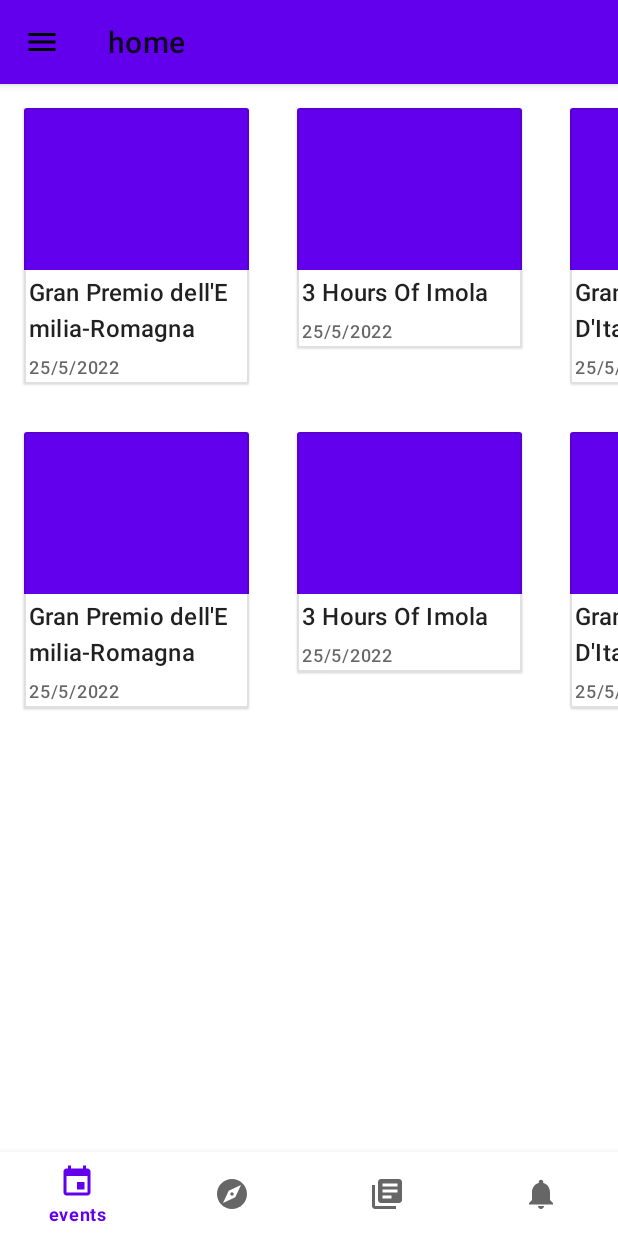
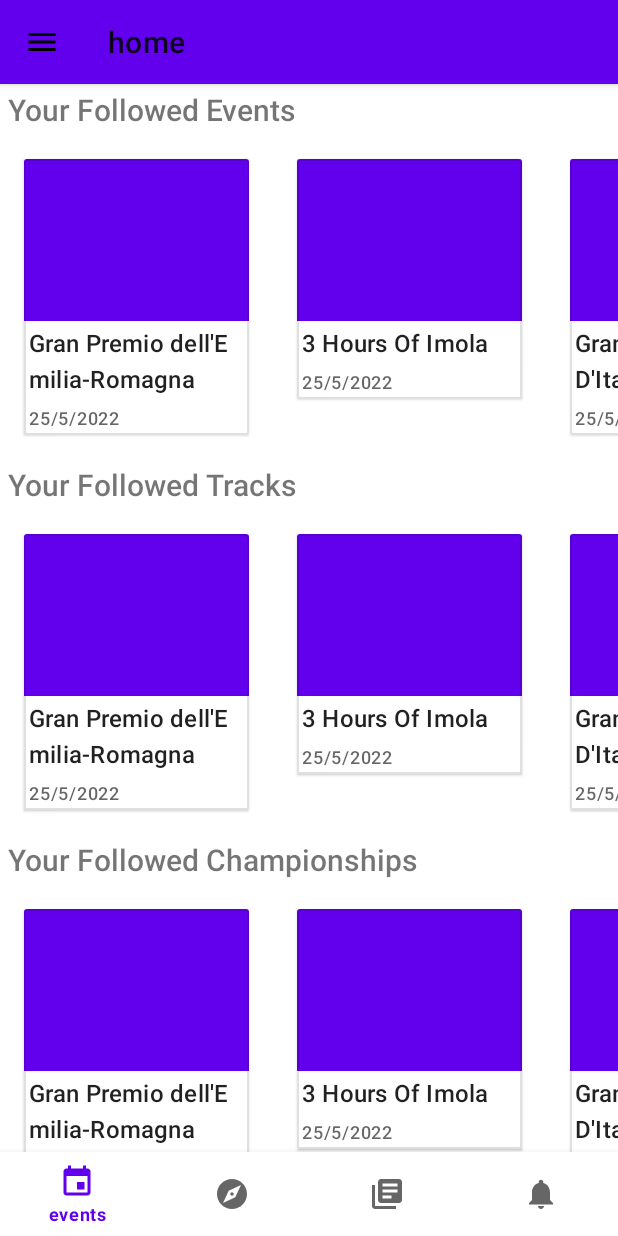
Before and after one commit to davbaldelli/MotorsportSpotter, an Android app: the screen it shows after launch (Home), on a phone screen of 412 x 824 dp. Run offline under Robolectric (Android 15) with nearby library versions, the phone set to English and light mode, and no system bars; our stand-ins replace Room's generated code.

Commit message:
added scroll view and some titles

```diff
--- a/app/src/main/java/com/example/motorsportspotter/fragments/EventFragment.kt
+++ b/app/src/main/java/com/example/motorsportspotter/fragments/EventFragment.kt
@@ -26,6 +26,7 @@ class EventFragment : Fragment() {
     lateinit var adapter : CardAdapter
     private lateinit var followedEventsRecyclerView: RecyclerView
     private lateinit var followedTracksRecyclerView: RecyclerView
+    private lateinit var followedChampRecyclerView: RecyclerView
     private val eventViewModel: EventsViewModel by viewModels {
         EventsViewModelFactory((this.activity?.application as EventsApplication).eventRepository)
     }
@@ -61,6 +62,7 @@ class EventFragment : Fragment() {
     private fun setRecyclerView(activity : Activity){
         followedEventsRecyclerView = activity.findViewById(R.id.home_events_recycler_view)
         followedTracksRecyclerView = activity.findViewById(R.id.home_tracks_recycler_view)
+        followedChampRecyclerView = activity.findViewById(R.id.home_championships_recycler_view)
         val events = ArrayList<Event>()
         Collections.addAll(events, Event("24 Hours Of LeMans","24 Febbraio","Circuit De La Sharthe","","WEC 2022"),
             Event("24 Hours Of LeMans","24 Febbraio","Circuit De La Sharthe","","WEC 2022"),
@@ -68,5 +70,6 @@ class EventFragment : Fragment() {
         adapter = CardAdapter(events, activity)
         followedEventsRecyclerView.adapter = adapter
         followedTracksRecyclerView.adapter = adapter
+        followedChampRecyclerView.adapter = adapter
     }
 }
--- a/app/src/main/res/layout/event_fragment.xml
+++ b/app/src/main/res/layout/event_fragment.xml
@@ -3,17 +3,34 @@
     xmlns:app="http://schemas.android.com/apk/res-auto"
     xmlns:tools="http://schemas.android.com/tools"
     android:layout_width="match_parent"
-    android:layout_height="wrap_content"
+    android:layout_height="match_parent"
     android:orientation="vertical"
     tools:context=".fragments.EventFragment">
 
+    <ScrollView
+        android:layout_width="match_parent"
+        android:layout_height="match_parent">
+        <LinearLayout
+            android:layout_width="match_parent"
+            android:layout_height="wrap_content"
+            android:orientation="vertical">
+            <TextView
+                android:layout_width="match_parent"
+                android:layout_height="wrap_content"
+                android:layout_marginVertical="3dp"
+                android:layout_marginStart="5dp"
+                android:fontFamily="sans-serif-medium"
+                android:text="@string/your_followed_events"
+                android:textSize="20sp" />
             <HorizontalScrollView
                 android:layout_width="wrap_content"
-        android:layout_height="wrap_content">
+                android:layout_height="wrap_content"
+                android:scrollbars="none">
 
                 <RelativeLayout
                     android:layout_width="wrap_content"
-            android:layout_height="wrap_content">
+                    android:layout_height="wrap_content"
+                    android:orientation="vertical">
 
                     <androidx.recyclerview.widget.RecyclerView
                         android:id="@+id/home_events_recycler_view"
@@ -27,12 +44,23 @@
 
             </HorizontalScrollView>
 
+            <TextView
+                android:layout_width="match_parent"
+                android:layout_height="wrap_content"
+                android:text="@string/your_followed_tracks"
+                android:layout_marginVertical="3dp"
+                android:layout_marginStart="5dp"
+                android:fontFamily="sans-serif-medium"
+                android:textSize="20sp"/>
             <HorizontalScrollView
                 android:layout_width="wrap_content"
-        android:layout_height="wrap_content">
+                android:layout_height="wrap_content"
+                android:scrollbars="none">
                 <RelativeLayout
                     android:layout_width="wrap_content"
-            android:layout_height="wrap_content">
+                    android:layout_height="wrap_content"
+                    android:orientation="vertical">
+
                     <androidx.recyclerview.widget.RecyclerView
                         android:id="@+id/home_tracks_recycler_view"
                         android:layout_width="wrap_content"
@@ -43,4 +71,34 @@
                 </RelativeLayout>
             </HorizontalScrollView>
 
+            <TextView
+                android:layout_width="match_parent"
+                android:layout_height="wrap_content"
+                android:text="@string/your_followed_championships"
+                android:layout_marginVertical="3dp"
+                android:layout_marginStart="5dp"
+                android:fontFamily="sans-serif-medium"
+                android:textSize="20sp"/>
+            <HorizontalScrollView
+                android:layout_width="wrap_content"
+                android:layout_height="wrap_content"
+                android:scrollbars="none">
+                <RelativeLayout
+                    android:layout_width="wrap_content"
+                    android:layout_height="wrap_content"
+                    android:orientation="vertical">
+                    <androidx.recyclerview.widget.RecyclerView
+                        android:id="@+id/home_championships_recycler_view"
+                        android:layout_width="wrap_content"
+                        android:layout_height="wrap_content"
+                        android:orientation="horizontal"
+                        app:layoutManager="androidx.recyclerview.widget.LinearLayoutManager"
+                        tools:listitem="@layout/event_card_layout" />
+                </RelativeLayout>
+            </HorizontalScrollView>
         </LinearLayout>
+    </ScrollView>
+
+
+
+</LinearLayout>
--- a/app/src/main/res/values/strings.xml
+++ b/app/src/main/res/values/strings.xml
@@ -10,4 +10,7 @@
     <string name="date">prova</string>
     <!-- TODO: Remove or change this placeholder text -->
     <string name="hello_blank_fragment">Hello blank fragment</string>
+    <string name="your_followed_events">Your Followed Events</string>
+    <string name="your_followed_tracks">Your Followed Tracks</string>
+    <string name="your_followed_championships">Your Followed Championships</string>
 </resources>
```
Lines whose indentation alone changed are shown as unchanged.
